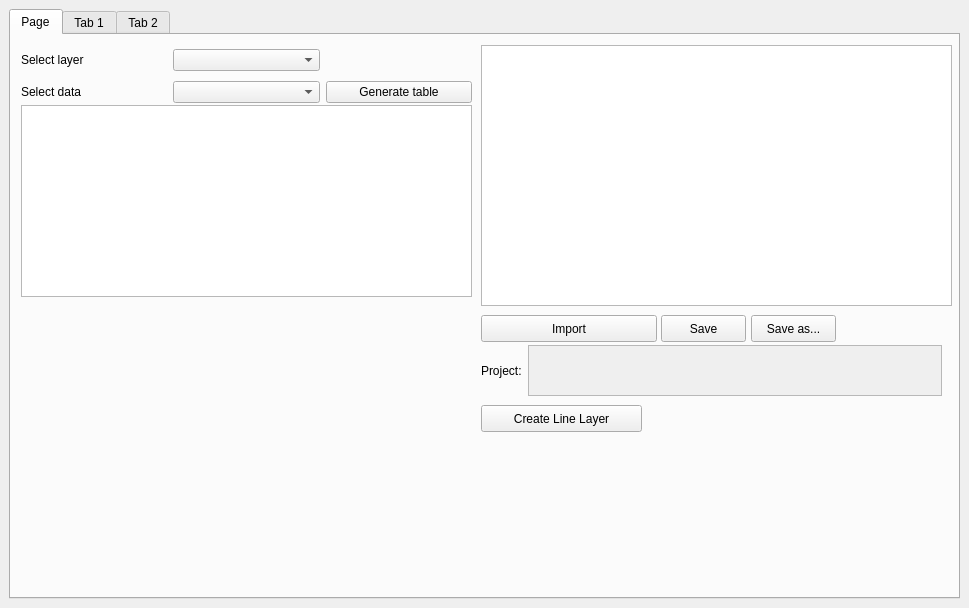
Above: BatPlugin/Batplugin_dockwidget_base.ui from AnthonyWetzel/projet-semestriel---master-2 before the change. Below: the same form after it.
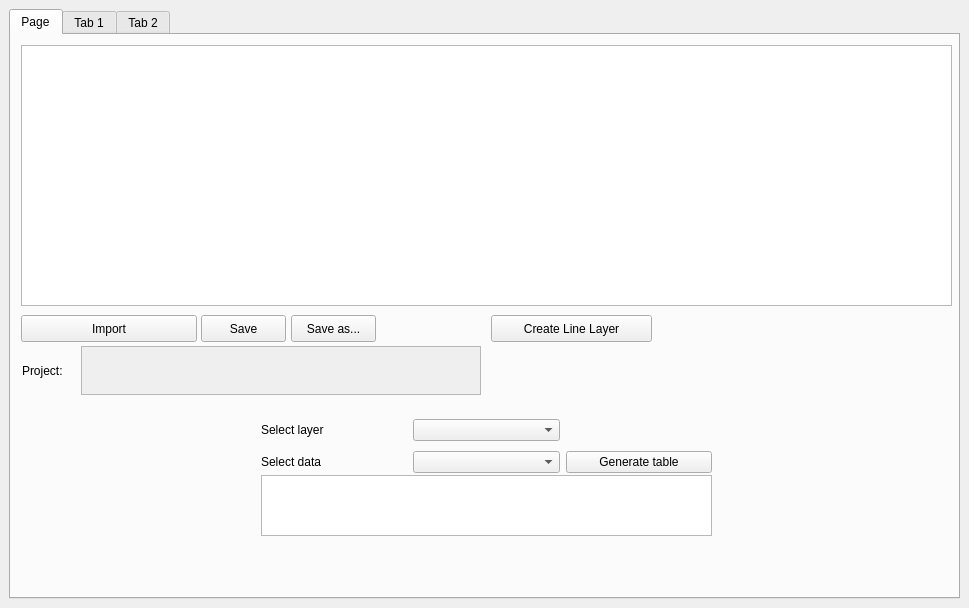
That is the form after the change.

What changed in the file:
```diff
--- a/BatPlugin/Batplugin_dockwidget_base.ui
+++ b/BatPlugin/Batplugin_dockwidget_base.ui
@@ -27,8 +27,8 @@
        <widget class="QWidget" name="layoutWidget">
         <property name="geometry">
          <rect>
-          <x>10</x>
-          <y>10</y>
+          <x>250</x>
+          <y>380</y>
           <width>451</width>
           <height>62</height>
          </rect>
@@ -66,17 +66,17 @@
        <widget class="QTableWidget" name="tableWidget">
         <property name="geometry">
          <rect>
-          <x>10</x>
-          <y>70</y>
+          <x>250</x>
+          <y>440</y>
           <width>451</width>
-          <height>192</height>
+          <height>61</height>
          </rect>
         </property>
        </widget>
        <widget class="QPushButton" name="pushButton_3">
         <property name="geometry">
          <rect>
-          <x>470</x>
+          <x>10</x>
           <y>280</y>
           <width>176</width>
           <height>27</height>
@@ -89,9 +89,9 @@
        <widget class="QTableView" name="tableView">
         <property name="geometry">
          <rect>
-          <x>470</x>
+          <x>10</x>
           <y>10</y>
-          <width>471</width>
+          <width>931</width>
           <height>261</height>
          </rect>
         </property>
@@ -99,7 +99,7 @@
        <widget class="QPushButton" name="pushButton_4">
         <property name="geometry">
          <rect>
-          <x>650</x>
+          <x>190</x>
           <y>280</y>
           <width>85</width>
           <height>27</height>
@@ -109,11 +109,37 @@
          <string>Save</string>
         </property>
        </widget>
+       <widget class="QTextEdit" name="textEdit">
+        <property name="enabled">
+         <bool>false</bool>
+        </property>
+        <property name="geometry">
+         <rect>
+          <x>70</x>
+          <y>311</y>
+          <width>400</width>
+          <height>49</height>
+         </rect>
+        </property>
+       </widget>
+       <widget class="QLabel" name="label_6">
+        <property name="geometry">
+         <rect>
+          <x>11</x>
+          <y>311</y>
+          <width>53</width>
+          <height>49</height>
+         </rect>
+        </property>
+        <property name="text">
+         <string>Project:</string>
+        </property>
+       </widget>
        <widget class="QPushButton" name="pushButton_5">
         <property name="geometry">
          <rect>
-          <x>470</x>
-          <y>370</y>
+          <x>480</x>
+          <y>280</y>
           <width>161</width>
           <height>27</height>
          </rect>
@@ -122,36 +148,10 @@
          <string>Create Line Layer</string>
         </property>
        </widget>
-       <widget class="QWidget" name="">
-        <property name="geometry">
-         <rect>
-          <x>470</x>
-          <y>310</y>
-          <width>461</width>
-          <height>51</height>
-         </rect>
-        </property>
-        <layout class="QHBoxLayout" name="horizontalLayout">
-         <item>
-          <widget class="QLabel" name="label_6">
-           <property name="text">
-            <string>Project:</string>
-           </property>
-          </widget>
-         </item>
-         <item>
-          <widget class="QTextEdit" name="textEdit">
-           <property name="enabled">
-            <bool>false</bool>
-           </property>
-          </widget>
-         </item>
-        </layout>
-       </widget>
        <widget class="QPushButton" name="pushButton">
         <property name="geometry">
          <rect>
-          <x>740</x>
+          <x>280</x>
           <y>280</y>
           <width>85</width>
           <height>27</height>
```
